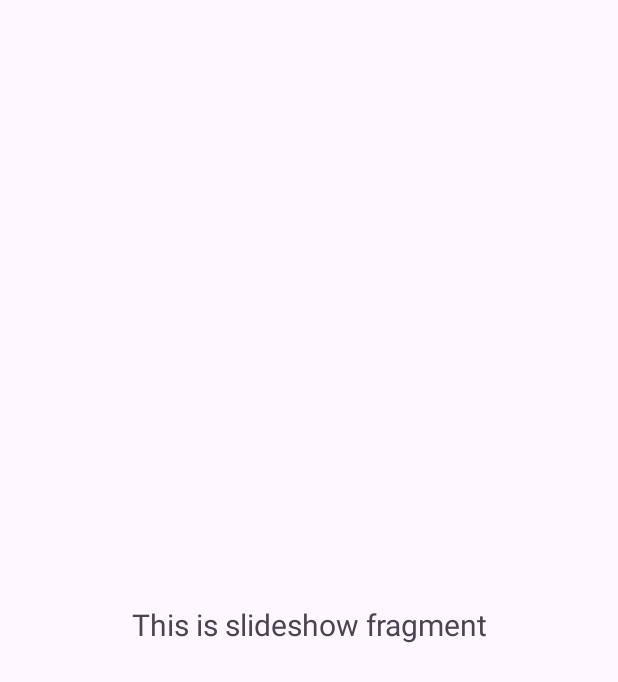
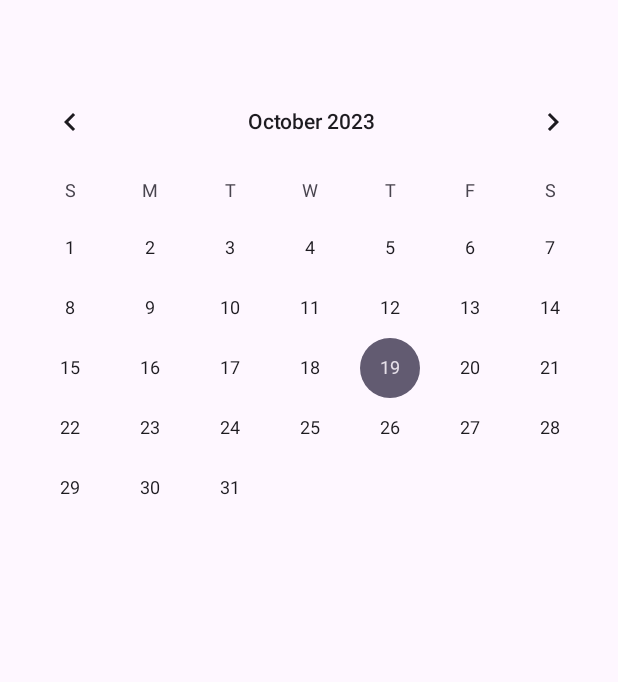
Before and after one commit to glorona/LAB1appAMST4, an Android app: the fragment SlideshowFragment shown on its own in the app's theme, on a phone screen of 412 x 824 dp. Shown: the top 682 px of the screen. Run offline under Robolectric (Android 15) with nearby library versions, the phone set to English and light mode, and no system bars; 2 statements that could not run were skipped.

Commit message:
Widget Calendar View

```diff
--- a/appAMST4/app/src/main/res/layout/fragment_slideshow.xml
+++ b/appAMST4/app/src/main/res/layout/fragment_slideshow.xml
@@ -6,17 +6,15 @@
     android:layout_height="match_parent"
     tools:context=".ui.slideshow.SlideshowFragment">
 
-    <TextView
-        android:id="@+id/text_slideshow"
-        android:layout_width="match_parent"
-        android:layout_height="wrap_content"
-        android:layout_marginStart="8dp"
-        android:layout_marginTop="8dp"
-        android:layout_marginEnd="8dp"
-        android:textAlignment="center"
-        android:textSize="20sp"
+    <CalendarView
+        android:id="@+id/calendarView2"
+        android:layout_width="415dp"
+        android:layout_height="423dp"
+        android:layout_marginTop="1dp"
+        android:layout_marginBottom="307dp"
         app:layout_constraintBottom_toBottomOf="parent"
         app:layout_constraintEnd_toEndOf="parent"
+        app:layout_constraintHorizontal_bias="0.0"
         app:layout_constraintStart_toStartOf="parent"
         app:layout_constraintTop_toTopOf="parent" />
 </androidx.constraintlayout.widget.ConstraintLayout>
```
